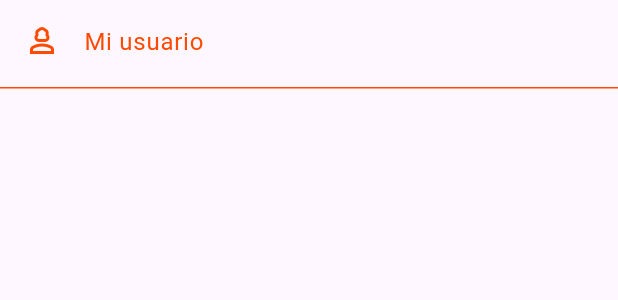
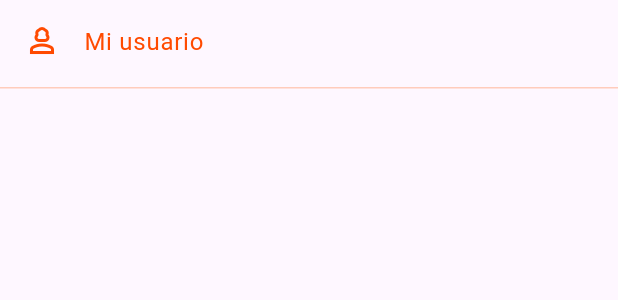
Before and after one commit to sociio1908/flutter-mendosys, a Flutter app: the CustomItemDrawer widget shown alone on an empty page, opened directly, on a phone screen of 412 x 824 dp. Shown: the top 300 px of the screen. Run offline on Flutter 3.47's test engine with Material 3 defaults, Android fonts, the phone set to English and light mode, and no system bars.

Commit message:
update divider of custom item drawer

```diff
--- a/lib/presentation/widgets/custom_item_drawer.dart
+++ b/lib/presentation/widgets/custom_item_drawer.dart
@@ -27,7 +27,7 @@ class CustomItemDrawer extends StatelessWidget {
             ),
           ),
         ),
-        Divider(color: Utility.primaryOrangeColor, height: 5),
+        Divider(color: Colors.deepOrange.shade100, height: 5),
       ],
     );
   }
```
Also changed, not shown: pubspec.lock.
